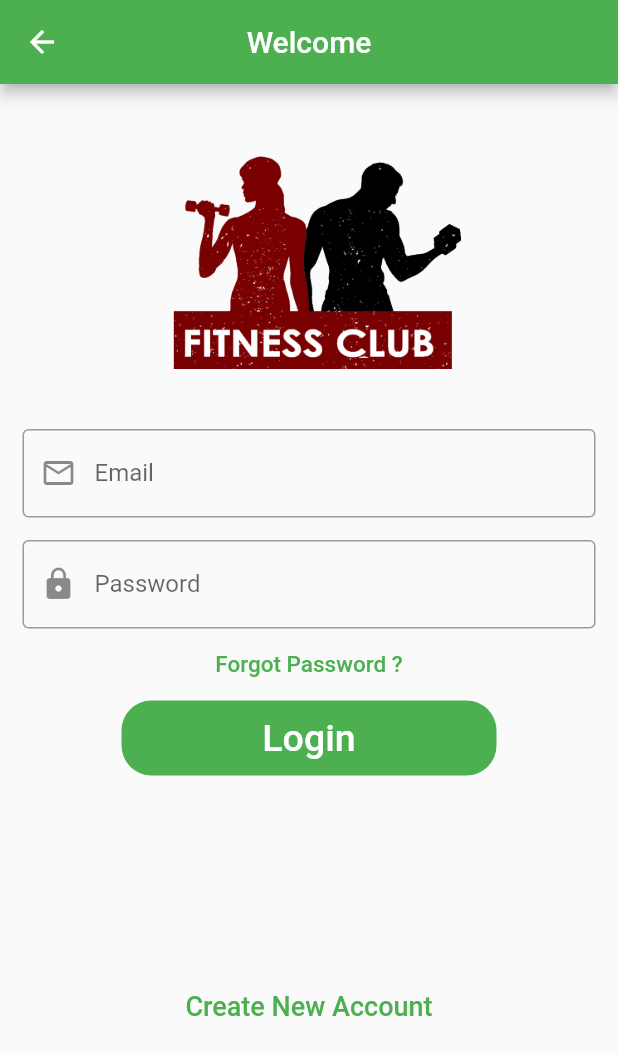
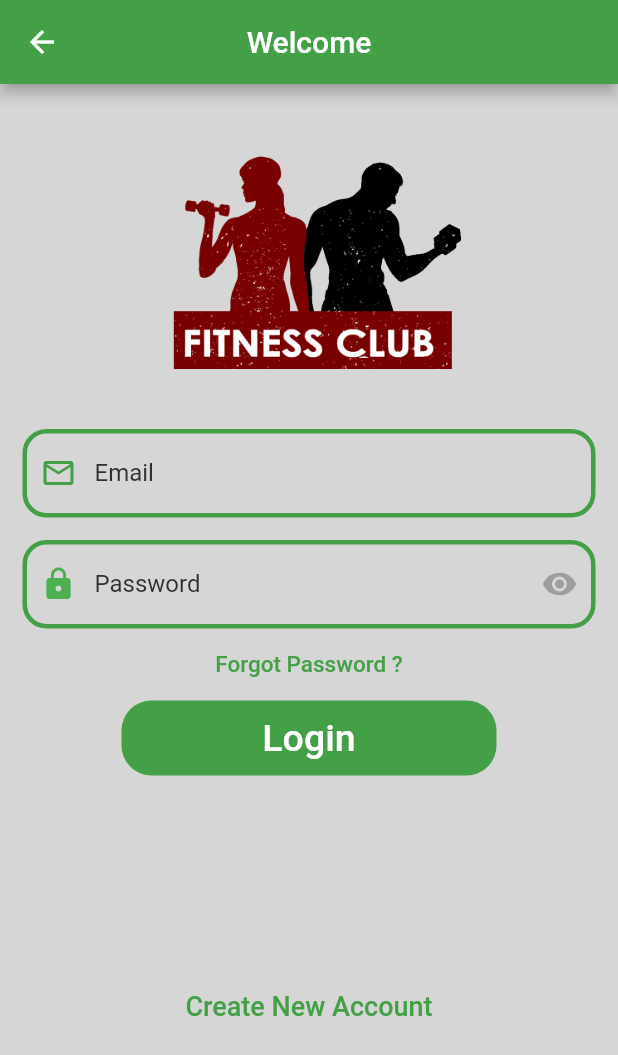
Before and after one commit to danielsem4/Mat-Fit, a Flutter app: the LoginPage screen opened directly, on a phone screen of 412 x 824 dp. Shown: the top 1055 px of the screen. Run offline on Flutter 3.47's test engine with Material 2 defaults, Android fonts, the light colour scheme and no system bars; drawn by our look-alikes of keyboard_dismisser; our stand-ins replace carousel_slider, cloud_firestore, file_picker, firebase_auth, firebase_core, firebase_storage and 3 more; missing offline and left inert: dart:html; accounts and stored records are empty; statements that could not run were skipped.

Commit message:
decoration of the login page

```diff
--- a/lib/admin/adminCalendar.dart
+++ b/lib/admin/adminCalendar.dart
@@ -11,9 +11,11 @@ class _AdminCalendarState extends State<AdminCalendar> {
   Widget build(BuildContext context) {
     return Scaffold(
       appBar: AppBar(
+        backgroundColor: Colors.grey.shade800,
         title: Text("Calendar"),
          centerTitle: true,
       ),
+      backgroundColor: Colors.grey.shade700,
     );
   }
 }
--- a/lib/admin/adminSettings.dart
+++ b/lib/admin/adminSettings.dart
@@ -11,9 +11,11 @@ class _AdminSettingsState extends State<AdminSettings> {
   Widget build(BuildContext context) {
     return Scaffold(
       appBar: AppBar(
+        backgroundColor: Colors.grey.shade800,
         title: Text("Settings"),
         centerTitle: true,
       ),
+      backgroundColor: Colors.grey.shade700,
     );
   }
 }
--- a/lib/admin/publishAnnouncement.dart
+++ b/lib/admin/publishAnnouncement.dart
@@ -19,8 +19,8 @@ class _PublishAnnouncementState extends State<PublishAnnouncement> {
 
     return Scaffold(
       appBar: AppBar(
-      title: Text("300 calories of carbs a day"),
-      backgroundColor: Colors.grey.shade900,
+      title: Text("Write a message"),
+      backgroundColor: Colors.grey.shade800,
       centerTitle: true,
       ),
       backgroundColor: Colors.grey.shade600,
--- a/lib/admin/uploadPhoto.dart
+++ b/lib/admin/uploadPhoto.dart
@@ -1,4 +1,5 @@
 import 'package:flutter/material.dart';
+
 
 class UploadPhoto extends StatefulWidget {
 
@@ -11,11 +12,10 @@ class _UploadPhotoState extends State<UploadPhoto> {
   Widget build(BuildContext context) {
     return Scaffold(
       appBar: AppBar(
-        title: Text("Galery"),
-        backgroundColor: Colors.grey.shade600,
+        title: Text("Upload photo"),
+        backgroundColor: Colors.grey.shade800,
         centerTitle: true,
       ),
-      backgroundColor: Colors.grey.shade900,
     );
   }
 }
--- a/lib/loginPage/login.dart
+++ b/lib/loginPage/login.dart
@@ -3,6 +3,7 @@ import 'package:fit_app/loginPage/forgotPassword.dart';
 import 'package:fit_app/loginPage/loading.dart';
 import 'package:fit_app/loginPage/newAccount.dart';
 import 'package:flutter/material.dart';
+import 'package:keyboard_dismisser/keyboard_dismisser.dart';
 
 
 
@@ -18,7 +19,7 @@ class _LoginPageState extends State<LoginPage> {
     return Scaffold(
       appBar: AppBar(
         title: Text("Welcome"),
-        backgroundColor: Colors.green,
+        backgroundColor: Colors.green.shade600,
         centerTitle: true,
       ),
       body: Body(),
@@ -40,6 +41,7 @@ class _BodyState extends State<Body> {
   String name = "";
   String password = "";
   bool corrPassword = false;
+  bool isPasswordVisible = false;
 
   bool loading = false;
 
@@ -71,9 +73,14 @@ class _BodyState extends State<Body> {
   }
 
   @override
-  Widget build(BuildContext context) {
-    final urLImage1 = 'assets/logo/logo_4.png';
-    return loading ? Loading() : Scaffold(
+  Widget build(BuildContext context) => KeyboardDismisser(
+    gestures: [
+      GestureType.onTap,
+      GestureType.onVerticalDragCancel,
+    ],
+    child: GestureDetector(
+    child: loading ? Loading() : Scaffold(
+      backgroundColor: Colors.grey[350],
     body: Stack(children: [
      SingleChildScrollView(
         child: Column(
@@ -81,7 +88,7 @@ class _BodyState extends State<Body> {
           Padding(
            padding: const EdgeInsets.all(40.0),
             child: Image.asset(
-              urLImage1,
+              ('assets/logo/logo_4.png'),
               width: 500,
               height: 150,
               fit: BoxFit.cover,
@@ -91,11 +98,22 @@ class _BodyState extends State<Body> {
               padding: EdgeInsets.symmetric(horizontal: 15),
               child: TextField(
                 controller: this.nameC,
+                cursorColor: Colors.green.shade400,
                 decoration: InputDecoration(
-                    border: OutlineInputBorder(),
-                    prefixIcon: Icon(Icons.email_outlined),
+                    enabledBorder: OutlineInputBorder(
+                      borderRadius:  BorderRadius.circular(16),
+                      borderSide: BorderSide(color: Colors.green.shade600,width: 3)
+                    ),
+                    focusedBorder: OutlineInputBorder(
+                       borderRadius:  BorderRadius.circular(16),
+                       borderSide: BorderSide(color: Colors.green.shade600,width: 3),
+
+                    ),
+                    prefixIcon: Icon(Icons.email_outlined,color: Colors.green.shade600,),
                     labelText: 'Email',
-                    hintText: 'Enter Your Email'),
+                    labelStyle: TextStyle(color: Colors.grey[850]),
+                    hintText: 'Enter Your Email',
+                    ),
               ),
             ),
             Padding(
@@ -104,12 +122,28 @@ class _BodyState extends State<Body> {
               //padding: EdgeInsets.symmetric(horizontal: 15),
               child: TextField(
                 controller: this.passwordC,
-                obscureText: true,
+                obscureText: isPasswordVisible,
                 decoration: InputDecoration(
-                    border: OutlineInputBorder(),
-                    prefixIcon: Icon(Icons.lock),
+                  enabledBorder: OutlineInputBorder(
+                      borderRadius:  BorderRadius.circular(16),
+                      borderSide: BorderSide(color: Colors.green.shade600,width: 3)
+                    ),
+                    focusedBorder: OutlineInputBorder(
+                       borderRadius:  BorderRadius.circular(16),
+                       borderSide: BorderSide(color: Colors.green.shade600,width: 3),
+                    ),
+                    prefixIcon: Icon(Icons.lock,color: Colors.green),
                     labelText: 'Password',
-                    hintText: 'Enter secure password'),
+                    labelStyle: TextStyle(color: Colors.grey[850]),
+                    hintText: 'Enter secure password',
+                    suffixIcon: IconButton(
+                      icon: isPasswordVisible
+                      ? Icon(Icons.visibility_off,color: Colors.grey.shade500,)
+                      : Icon(Icons.visibility,color: Colors.grey.shade500,),
+                      onPressed: () =>
+                      setState(() => isPasswordVisible = !isPasswordVisible),
+                    )
+                    ),
               ),
             ),
             if(corrPassword)
@@ -118,14 +152,14 @@ class _BodyState extends State<Body> {
               onPressed: this.forgotPassword,
               child: Text(
                 'Forgot Password ?',
-                style: TextStyle(color: Colors.green, fontSize: 15),
+                style: TextStyle(color: Colors.green.shade600, fontSize: 15),
               ),
             ),
             Container(
               height: 50,
               width: 250,
               decoration: BoxDecoration(
-                  color: Colors.green, borderRadius: BorderRadius.circular(20)),
+                  color: Colors.green.shade600, borderRadius: BorderRadius.circular(20)),
               child: TextButton(
                 onPressed: this.logIn,
                 child: Text(
@@ -141,11 +175,15 @@ class _BodyState extends State<Body> {
               onPressed: this.newAcc,
               child: Text(
                 'Create New Account',
-                style: TextStyle(color: Colors.green, fontSize: 18),
+                style: TextStyle(color: Colors.green.shade600, fontSize: 18),
               ),
             ),
             SizedBox(height: 300)
-          ],
-        ))],));
-  }
+            ],
+          )
+        )
+      ],
+    )
+  )
+  ));
 }
--- a/lib/slider/theme.dart
+++ b/lib/slider/theme.dart
@@ -2,7 +2,7 @@ import 'package:flutter/material.dart';
 
 
 class ThemeProvider extends ChangeNotifier {
-  ThemeMode themeMode = ThemeMode.system;
+  ThemeMode themeMode = ThemeMode.dark;
 
   bool get isDarkMode => themeMode == ThemeMode.dark;
 
--- a/pubspec.yaml
+++ b/pubspec.yaml
@@ -45,6 +45,7 @@ dependencies:
   firebase_storage: ^10.0.3
   carousel_slider: ^4.0.0
   smooth_page_indicator: ^1.0.0+2
+  keyboard_dismisser: ^2.0.0
 
 
 dev_dependencies:
```
Also changed, not shown: lib/admin/adminHomePage.dart (+42 -5 lines), lib/admin/adminNavigationBar.dart (+4 -4 lines), lib/home/homePage.dart (+21 -16 lines), lib/loginPage/loading.dart (+4 -11 lines), lib/slider/booktrain.dart (added, +26 -0 lines), lib/slider/myProgress.dart (added, +32 -0 lines), lib/slider/navigationDrawer.dart (+12 -3 lines), pubspec.lock.
